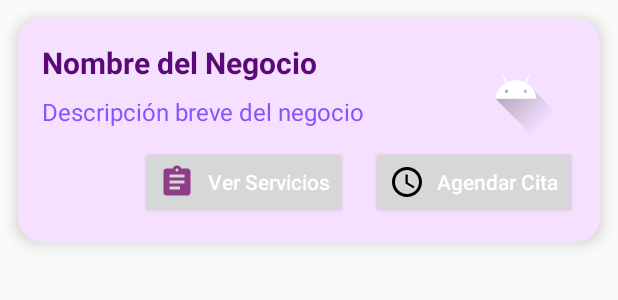
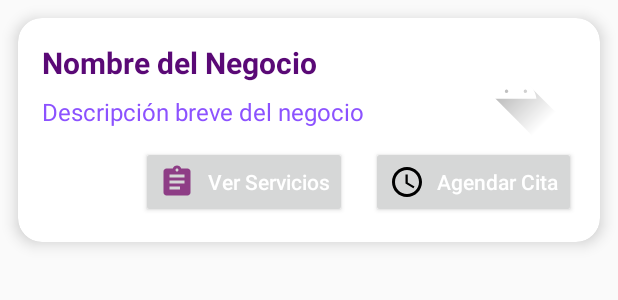
Before and after one commit to GR20036/ProyectoIngSoft, an Android app built with Jetpack Compose: the layout item_negocio.xml on its own in the app's theme, with its tools: preview values and no code run, on a phone screen of 412 x 824 dp. Shown: the top 300 px of the screen. Run offline under Robolectric (Android 15) with nearby library versions, the phone set to English and light mode, and no system bars.

Commit message:
Cambio de color a item negocio

```diff
--- a/app/src/main/java/com/example/agendify/NegociosDisponiblesActivity.java
+++ b/app/src/main/java/com/example/agendify/NegociosDisponiblesActivity.java
@@ -70,9 +70,10 @@ public class NegociosDisponiblesActivity extends AppCompatActivity implements Na
                         String nombre = document.getString("nombre_negocio");
                         String telefono = document.getString("telefono");
                         String logoUrl = document.getString("logo_url");
+                        String id = document.getId();
 
                         if (nombre != null && telefono != null) {
-                            Negocio negocio = new Negocio(nombre, telefono, logoUrl); // URL temporal
+                            Negocio negocio = new Negocio(nombre, telefono, logoUrl,id ); // URL temporal
                             negocioList.add(negocio); // Agregar el negocio a la lista
                         }
                     }
--- a/app/src/main/res/layout/item_negocio.xml
+++ b/app/src/main/res/layout/item_negocio.xml
@@ -6,7 +6,7 @@
     android:layout_margin="12dp"
     app:cardCornerRadius="16dp"
     app:cardElevation="6dp"
-    app:cardBackgroundColor="#F5E1FF">
+    app:cardBackgroundColor="#ffffff">
 
     <androidx.constraintlayout.widget.ConstraintLayout
         android:layout_width="match_parent"
@@ -19,13 +19,13 @@
             android:layout_width="0dp"
             android:layout_height="wrap_content"
             android:text="Nombre del Negocio"
+            android:textColor="#5A0976"
             android:textSize="20sp"
             android:textStyle="bold"
-            android:textColor="#5A0976"
+            app:layout_constraintEnd_toStartOf="@id/imgLogoNegocio"
+            app:layout_constraintHorizontal_bias="0"
             app:layout_constraintStart_toStartOf="parent"
-            app:layout_constraintTop_toTopOf="parent"
-            app:layout_constraintEnd_toStartOf="@id/imgLogoNegocio"
-            app:layout_constraintHorizontal_bias="0" />
+            app:layout_constraintTop_toTopOf="parent" />
 
         <!-- Logo del negocio -->
 
@@ -47,36 +47,35 @@
             android:id="@+id/txtDescripcionNegocio"
             android:layout_width="0dp"
             android:layout_height="wrap_content"
+            android:paddingTop="8dp"
             android:text="Descripción breve del negocio"
             android:textColor="#8C52FF"
             android:textSize="16sp"
-            app:layout_constraintTop_toBottomOf="@id/txtNombreNegocio"
+            app:layout_constraintEnd_toEndOf="parent"
             app:layout_constraintStart_toStartOf="parent"
-            app:layout_constraintEnd_toEndOf="parent"
-            android:paddingTop="8dp" />
+            app:layout_constraintTop_toBottomOf="@id/txtNombreNegocio" />
 
         <!-- Botones de acciones (Ver Servicios y Agendar Cita) -->
         <LinearLayout
             android:layout_width="wrap_content"
             android:layout_height="wrap_content"
+            android:layout_gravity="end"
+            android:layout_marginTop="12dp"
             android:orientation="horizontal"
-            android:layout_marginTop="12dp"
             app:layout_constraintEnd_toEndOf="parent"
-            app:layout_constraintTop_toBottomOf="@id/txtDescripcionNegocio"
-            android:layout_gravity="end">
+            app:layout_constraintTop_toBottomOf="@id/txtDescripcionNegocio">
 
             <!-- Botón para ver servicios (estilizado con ícono) -->
             <Button
                 android:id="@+id/btnVerServicios"
                 android:layout_width="wrap_content"
                 android:layout_height="wrap_content"
-                android:text="Ver Servicios"
-                android:textColor="#FFFFFF"
-                android:textAllCaps="false"
                 android:drawableLeft="@drawable/ic_service"
                 android:drawablePadding="8dp"
                 android:padding="12dp"
-                 />
+                android:text="Ver Servicios"
+                android:textAllCaps="false"
+                android:textColor="#FFFFFF" />
 
             <Space
                 android:layout_width="16dp"
@@ -87,13 +86,12 @@
                 android:id="@+id/btnAgendarCita"
                 android:layout_width="wrap_content"
                 android:layout_height="wrap_content"
-                android:text="Agendar Cita"
-                android:textColor="#FFFFFF"
-                android:textAllCaps="false"
                 android:drawableLeft="@drawable/schedule"
                 android:drawablePadding="8dp"
                 android:padding="12dp"
-                 />
+                android:text="Agendar Cita"
+                android:textAllCaps="false"
+                android:textColor="#FFFFFF" />
         </LinearLayout>
 
     </androidx.constraintlayout.widget.ConstraintLayout>
```
Also changed, not shown: app/src/main/java/com/example/agendify/Negocio.java (+9 -1 lines), app/src/main/java/com/example/agendify/NegociosAdapter.java (+12 -1 lines), app/src/main/res/layout/item_cita.xml (+11 -11 lines).
